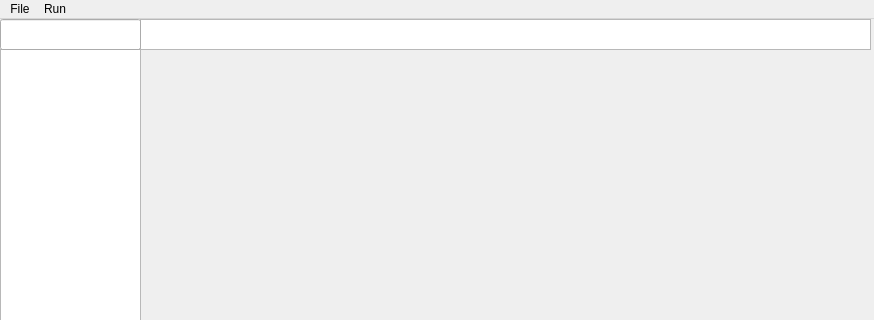
First picture: the form in ui.ui, repository lvcc0/pyqt5-ide, before the edit; both pictures show x 0 to 874 and y 0 to 320 of the 874 by 635 pixel window.
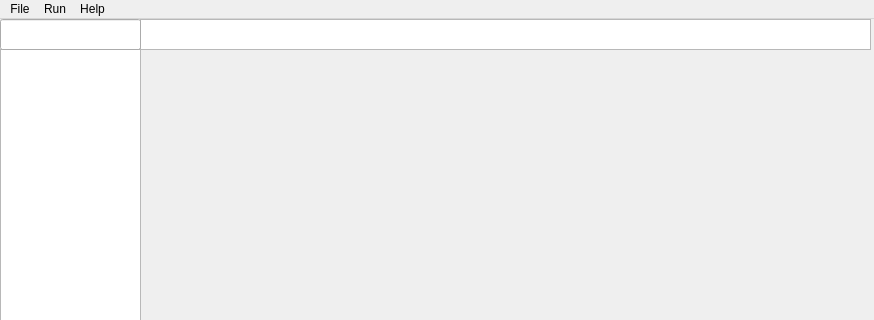
Second picture: the form after the edit.

```diff
--- a/ui.ui
+++ b/ui.ui
@@ -82,9 +82,18 @@
     <property name="title">
      <string>Run</string>
     </property>
+    <addaction name="actionOpen_cmd"/>
+    <addaction name="separator"/>
+   </widget>
+   <widget class="QMenu" name="menuHelp">
+    <property name="title">
+     <string>Help</string>
+    </property>
+    <addaction name="actionGithub"/>
    </widget>
    <addaction name="menufile"/>
    <addaction name="menuRun"/>
+   <addaction name="menuHelp"/>
   </widget>
   <widget class="QStatusBar" name="statusbar"/>
   <action name="actionOpen_file">
```
Left out of the diff: 18 changed lines with no effect on the pictures.
